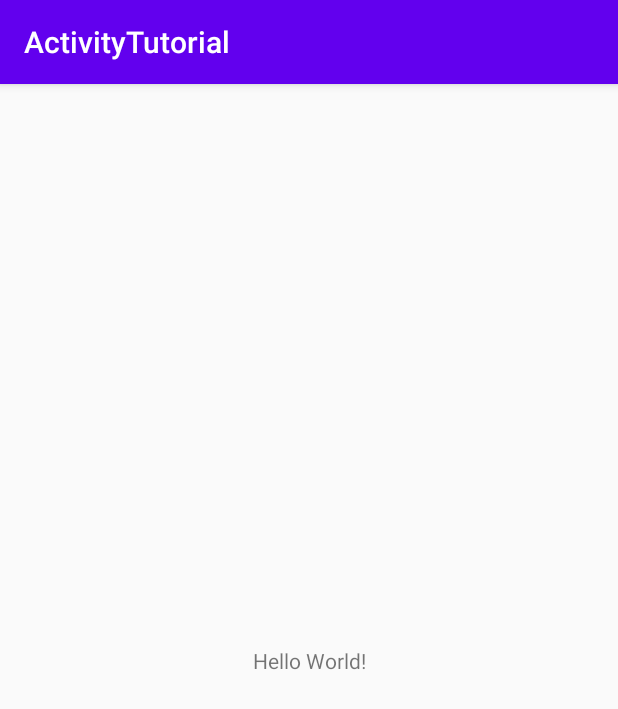
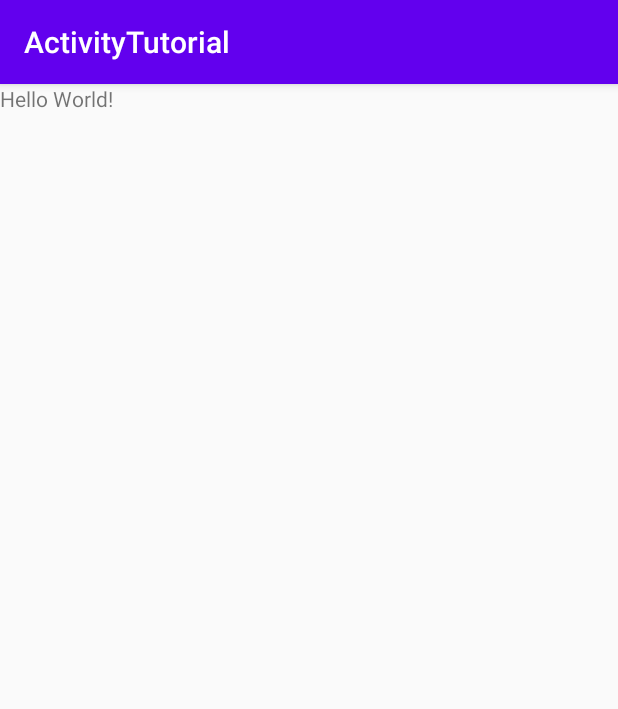
Before and after one commit to hudikm/ActivityTutorial, an Android app: the screen it shows after launch (MainActivity), on a phone screen of 412 x 824 dp. Shown: the top 709 px of the screen. Run offline under Robolectric (Android 15) with nearby library versions, the phone set to English and light mode, and no system bars.

Commit message:
1.0 Zmena layoutu

```diff
--- a/app/src/main/res/layout/activity_main.xml
+++ b/app/src/main/res/layout/activity_main.xml
@@ -1,18 +1,15 @@
 <?xml version="1.0" encoding="utf-8"?>
-<androidx.constraintlayout.widget.ConstraintLayout xmlns:android="http://schemas.android.com/apk/res/android"
-    xmlns:app="http://schemas.android.com/apk/res-auto"
+<LinearLayout xmlns:android="http://schemas.android.com/apk/res/android"
     xmlns:tools="http://schemas.android.com/tools"
     android:layout_width="match_parent"
     android:layout_height="match_parent"
+    android:orientation="vertical"
     tools:context=".MainActivity">
 
     <TextView
+        android:id="@+id/textView"
         android:layout_width="wrap_content"
         android:layout_height="wrap_content"
-        android:text="Hello World!"
-        app:layout_constraintBottom_toBottomOf="parent"
-        app:layout_constraintLeft_toLeftOf="parent"
-        app:layout_constraintRight_toRightOf="parent"
-        app:layout_constraintTop_toTopOf="parent" />
+        android:text="Hello World!" />
 
-</androidx.constraintlayout.widget.ConstraintLayout>
+</LinearLayout>
```
